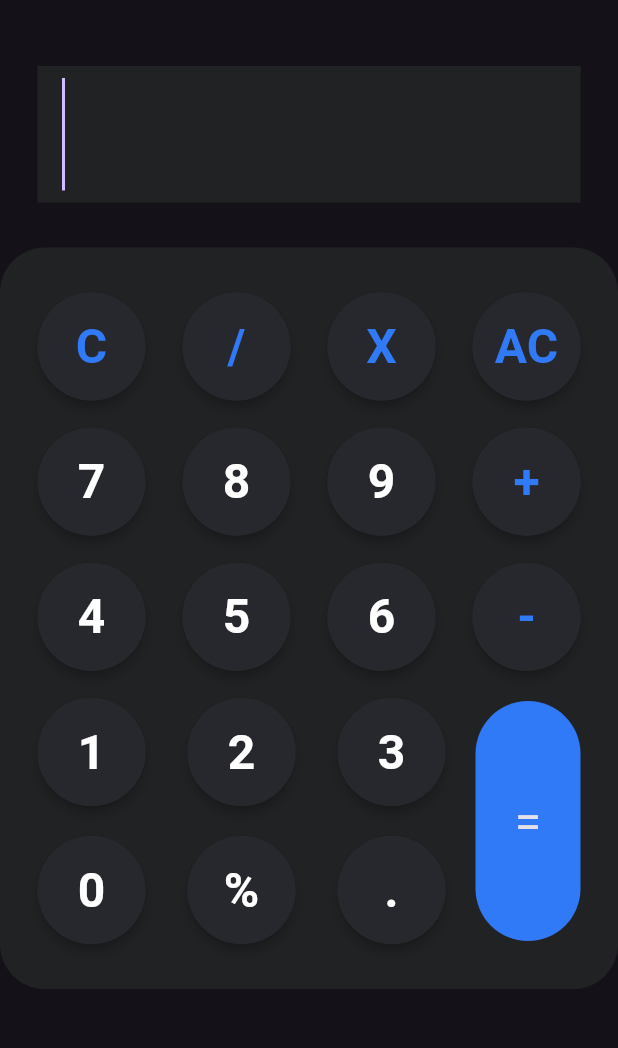
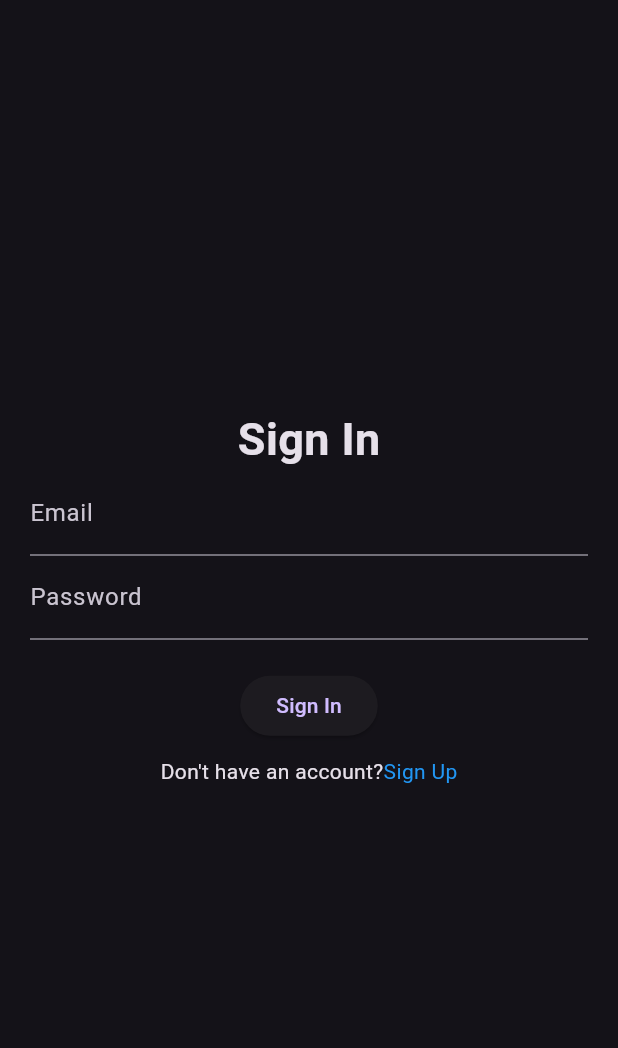
Before and after one commit to ChittadeepIntern/Calculator-Flutter-Provider-Firebase-Auth, a Flutter app: the screen it shows after launch, on a phone screen of 412 x 824 dp, the part 63-1111 px from its top. Run offline on Flutter 3.47's test engine with Material 3 defaults, Android fonts, the phone set to English and light mode, and no system bars; our stand-ins replace email_validator, firebase_auth, firebase_core, fluttertoast; missing offline and left inert: function_tree; accounts and stored records are empty.

Commit message:
made login/logout feature with firebase mail authentication

```diff
--- a/lib/Provider/CalculatorProvider.dart
+++ b/lib/Provider/CalculatorProvider.dart
@@ -26,6 +26,9 @@ class CalculatorProvider extends ChangeNotifier {
       case "/":
         textEditingController.text += "/";
         break;
+      case "%":
+        textEditingController.text += "%";
+        break;
       case "=":
         textEditingController.text =
             textEditingController.text.interpret().toString();
--- /dev/null
+++ b/lib/Screens/login_screen.dart
@@ -0,0 +1,105 @@
+import 'package:calculator/Auth/auth_service.dart';
+import 'package:calculator/Screens/home_screen.dart';
+import 'package:calculator/Screens/sign_up_screen.dart';
+import 'package:email_validator/email_validator.dart';
+import 'package:flutter/material.dart';
+
+class LoginScreen extends StatefulWidget {
+  const LoginScreen({super.key});
+
+  @override
+  State<LoginScreen> createState() => _LoginScreenState();
+}
+
+class _LoginScreenState extends State<LoginScreen> {
+  final _auth = AuthService();
+  final _mailIdController = TextEditingController();
+  final _passwordController = TextEditingController();
+
+  Future<void> _login() async {
+    if (_mailIdController.text.isEmpty || _passwordController.text.isEmpty) {
+      ScaffoldMessenger.of(context).showSnackBar(
+        SnackBar(content: Text("Please enter both email and password")),
+      );
+      return;
+    }
+
+    if (!EmailValidator.validate(_mailIdController.text)) {
+      SnackBar(content: Text("Please check the email provided"));
+      return;
+    }
+    final user = await _auth.signInUserWithEmailAndPassword(
+      _mailIdController.text,
+      _passwordController.text,
+    );
+
+    if (user != null) {
+      Navigator.pushReplacement(
+        context,
+        MaterialPageRoute(builder: (context) => const HomeScreen()),
+      );
+    } else {
+      ScaffoldMessenger.of(context).showSnackBar(
+        SnackBar(content: Text("Login failed. Please check your credentials")),
+      );
+    }
+  }
+
+  @override
+  Widget build(BuildContext context) {
+    return Material(
+      child: Padding(
+          padding: const EdgeInsets.all(20.0),
+          child: Center(
+            child: Column(
+              mainAxisSize: MainAxisSize.min,
+              children: [
+                Text(
+                  "Sign In",
+                  style: TextStyle(fontSize: 30, fontWeight: FontWeight.bold),
+                ),
+                TextField(
+                  controller: _mailIdController,
+                  decoration: InputDecoration(labelText: "Email"),
+                ),
+                TextField(
+                  controller: _passwordController,
+                  decoration: InputDecoration(labelText: "Password"),
+                  obscureText: true,
+                ),
+                SizedBox(height: 20),
+                ElevatedButton(
+                  onPressed: _login,
+                  child: Text("Sign In"),
+                ),
+                SizedBox(height: 10),
+                GestureDetector(
+                  onTap: () {
+                    Navigator.push(
+                      context,
+                      MaterialPageRoute(builder: (context) => const SignUpScreen()),
+                    );
+                  },
+                  child: Row( mainAxisAlignment: MainAxisAlignment.center,
+                    children: [
+                      Text(
+                        "Don't have an account?"
+                      ),
+                      Text("Sign Up", style: TextStyle(color: Colors.blue))
+                    ],
+                  ),
+                ),
+              ],
+            ),
+          ),
+        ),
+    );
+  }
+
+  @override
+  void dispose() {
+    _mailIdController.dispose();
+    _passwordController.dispose();
+    super.dispose();
+  }
+}
--- a/lib/Widgets/cal_button.dart
+++ b/lib/Widgets/cal_button.dart
@@ -10,7 +10,8 @@ class CalculateButton extends StatelessWidget {
 
   @override
   Widget build(BuildContext context) {
-    return InkWell(
+    return Material(
+      child: InkWell(
         onTap: () {
           Provider.of<CalculatorProvider>(context, listen: false).setValue('=');
         },
@@ -27,6 +28,7 @@ class CalculateButton extends StatelessWidget {
               borderRadius: BorderRadius.circular(40),
               color: AppColors.secondaryColor),
         ),
+      ),
     );
   }
 }
--- a/lib/Widgets/text_field.dart
+++ b/lib/Widgets/text_field.dart
@@ -8,7 +8,8 @@ class CustomTextField extends StatelessWidget {
 
   @override
   Widget build(BuildContext context) {
-    return Padding(
+    return Material(
+      child: Padding(
         padding: const EdgeInsets.symmetric(horizontal: 25, vertical: 30),
         child: TextField(
           controller: textEditingController,
@@ -21,6 +22,7 @@ class CustomTextField extends StatelessWidget {
           autofocus: true,
           showCursor: true,
         ),
+      ),
     );
   }
 }
--- a/lib/main.dart
+++ b/lib/main.dart
@@ -1,14 +1,17 @@
 import 'package:calculator/Provider/CalculatorProvider.dart';
-import 'package:calculator/Screens/home_screen.dart';
+import 'package:calculator/Screens/login_screen.dart';
+import 'package:firebase_core/firebase_core.dart';
 import 'package:flutter/material.dart';
 import 'package:provider/provider.dart';
 
-void main() {
+void main() async {
+  WidgetsFlutterBinding.ensureInitialized();
+  await Firebase.initializeApp();
   runApp(CalculatorApp());
 }
 
 class CalculatorApp extends StatelessWidget {
-  const CalculatorApp({super.key});
+   CalculatorApp({super.key});
 
   @override
   Widget build(BuildContext context) {
@@ -22,7 +25,7 @@ class CalculatorApp extends StatelessWidget {
           appBar: AppBar(
             title: const Center(child: Text("Calculator App")),
           ),
-          body: HomeScreen(),
+          body: LoginScreen(),
         ),
       ),
     );
--- a/pubspec.yaml
+++ b/pubspec.yaml
@@ -32,11 +32,15 @@ dependencies:
     sdk: flutter
   function_tree: ^0.9.1
   provider: ^6.1.2
+  email_validator: ^2.1.17
 
 
   # The following adds the Cupertino Icons font to your application.
   # Use with the CupertinoIcons class for iOS style icons.
   cupertino_icons: ^1.0.8
+  firebase_core: ^3.6.0
+  firebase_auth: ^5.3.1
+  fluttertoast: ^8.2.8
 
 dev_dependencies:
   flutter_test:
```
Also changed, not shown: lib/Auth/auth_service.dart (added, +39 -0 lines), lib/Screens/home_screen.dart (+18 -1 lines), lib/Screens/sign_up_screen.dart (added, +105 -0 lines), pubspec.lock, 7 other files. Lines whose indentation alone changed are shown as unchanged.
